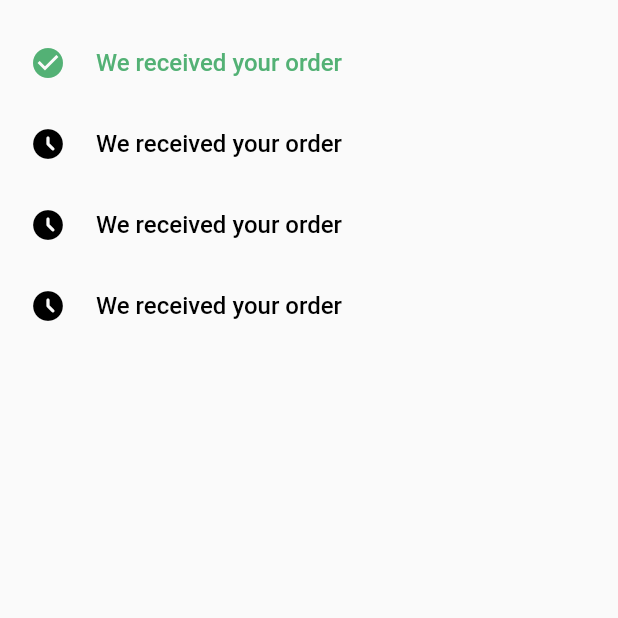
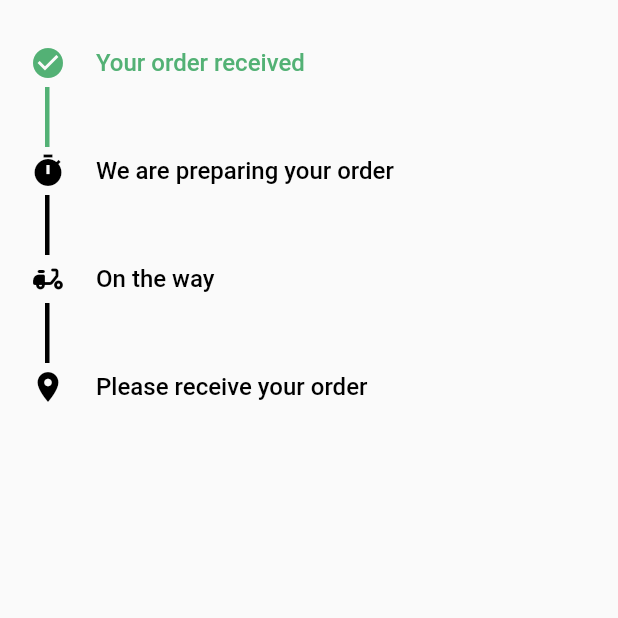
Before and after one commit to ahmedkadry95/flutter_shop, a Flutter app: the Test screen opened directly, on a phone screen of 412 x 824 dp, the top half of it. Run offline on Flutter 3.47's test engine with Material 2 defaults, Android fonts, the phone set to English and light mode, and no system bars; our stand-ins replace auto_size_text, awesome_dialog, carousel_slider, cloud_firestore, firebase_auth, firebase_core and 7 more; missing offline and left inert: mailto; accounts and stored records are empty.

Commit message:
finish track order  ui

```diff
--- a/lib/app/track_order/view/track_order_view.dart
+++ b/lib/app/track_order/view/track_order_view.dart
@@ -50,6 +50,9 @@ class _TestState extends State<Test> {
             padding: const EdgeInsets.symmetric(horizontal: 20, vertical: 30),
             child: Column(
               children: [
+                Column(
+                  crossAxisAlignment: CrossAxisAlignment.start,
+                  children: [
                     Row(
                       children: [
                         Icon(
@@ -58,7 +61,7 @@ class _TestState extends State<Test> {
                         ),
                         widthSpace(20),
                         Text(
-                      'We received your order',
+                          'Your order received',
                           style: const TextStyle(
                             fontSize: 16,
                             fontWeight: FontWeight.w500,
@@ -67,11 +70,19 @@ class _TestState extends State<Test> {
                         )
                       ],
                     ),
-                heightSpace(30),
+                    Padding(
+                      padding: const EdgeInsets.symmetric(
+                          horizontal: 10.0, vertical: 4),
+                      child: Container(
+                        width: 3,
+                        height: 40,
+                        color: mainColor,
+                      ),
+                    )
+                  ],
+                ),
                 preparationItem(currentOrder: currentOrder),
-                heightSpace(30),
                 deliveryItem(currentOrder: currentOrder),
-                heightSpace(30),
                 completeItem(currentOrder: currentOrder),
               ],
             ),
--- a/lib/app/track_order/widgets/track_order_item.dart
+++ b/lib/app/track_order/widgets/track_order_item.dart
@@ -1,6 +1,3 @@
-
-
-
 import 'package:flutter/material.dart';
 import 'package:flutter_shop/app/models/user_orders.dart';
 import 'package:flutter_shop/utils/colors.dart';
@@ -12,15 +9,47 @@ Widget preparationItem({
   if (currentOrder?.orderState == 'preparation' ||
       currentOrder?.orderState == 'delivery' ||
       currentOrder?.orderState == 'complete') {
+    return BaseItem(
+        text: 'We are preparing your order',
+        icon: Icons.timer,
+        color: mainColor);
+  }
+  return BaseItem(
+      text: 'We are preparing your order',
+      icon: Icons.timer,
+      color: blackColor);
+}
+
+Widget deliveryItem({
+  UserOrders? currentOrder,
+}) {
+  if (currentOrder?.orderState == 'delivery' ||
+      currentOrder?.orderState == 'complete') {
+    return BaseItem(
+        text: 'On the way',
+        icon: Icons.delivery_dining_rounded,
+        color: mainColor);
+  }
+  return BaseItem(
+      text: 'On the way',
+      icon: Icons.delivery_dining_rounded,
+      color: blackColor);
+  ;
+}
+
+Widget completeItem({
+  UserOrders? currentOrder,
+}) {
+  if (currentOrder?.orderState == 'complete') {
     return Row(
       children: [
         Icon(
-          Icons.access_time_filled_rounded,
+          Icons.location_on,
           color: mainColor,
         ),
         widthSpace(20),
         Text(
-          'We received your order',
+          'Please receive your order',
           style: TextStyle(
             fontSize: 16,
             fontWeight: FontWeight.w500,
@@ -33,12 +62,12 @@ Widget preparationItem({
   return Row(
     children: [
       Icon(
-        Icons.access_time_filled_rounded,
+        Icons.location_on,
         color: blackColor,
       ),
       widthSpace(20),
       Text(
-        'We received your order',
+        'Please receive your order',
         style: TextStyle(
           fontSize: 16,
           fontWeight: FontWeight.w500,
@@ -49,85 +78,36 @@ Widget preparationItem({
   );
 }
 
-Widget deliveryItem({
-  UserOrders? currentOrder,
-}) {
-  if (currentOrder?.orderState == 'delivery' ||
-      currentOrder?.orderState == 'complete') {
-    return Row(
+Widget BaseItem(
+    {required String text, required IconData icon, required Color color}) {
+  return Column(
+    crossAxisAlignment: CrossAxisAlignment.start,
+    children: [
+      Row(
         children: [
           Icon(
-          Icons.delivery_dining_rounded,
-          color: mainColor,
+            icon,
+            color: color,
           ),
           widthSpace(20),
           Text(
-          'your ',
+            text,
             style: TextStyle(
               fontSize: 16,
               fontWeight: FontWeight.w500,
-            color: mainColor,
+              color: color,
+            ),
+          )
+        ],
+      ),
+      Padding(
+        padding: const EdgeInsets.symmetric(horizontal: 10.0, vertical: 4),
+        child: Container(
+          width: 3,
+          height: 40,
+          color: color,
         ),
       )
     ],
   );
 }
-  return Row(
-    children: [
-      Icon(
-        Icons.access_time_filled_rounded,
-        color: blackColor,
-      ),
-      widthSpace(20),
-      Text(
-        'We received your order',
-        style: TextStyle(
-          fontSize: 16,
-          fontWeight: FontWeight.w500,
-          color: blackColor,
-        ),
-      )
-    ],
-  );
-}
-
-Widget completeItem({
-  UserOrders? currentOrder,
-}) {
-  if (currentOrder?.orderState == 'complete') {
-    return Row(
-      children: [
-        Icon(
-          Icons.access_time_filled_rounded,
-          color: mainColor,
-        ),
-        widthSpace(20),
-        Text(
-          'We received your order',
-          style: TextStyle(
-            fontSize: 16,
-            fontWeight: FontWeight.w500,
-            color: mainColor,
-          ),
-        )
-      ],
-    );
-  }
-  return Row(
-    children: [
-      Icon(
-        Icons.access_time_filled_rounded,
-        color: blackColor,
-      ),
-      widthSpace(20),
-      Text(
-        'We received your order',
-        style: TextStyle(
-          fontSize: 16,
-          fontWeight: FontWeight.w500,
-          color: blackColor,
-        ),
-      )
-    ],
-  );
-}
```
Lines whose indentation alone changed are shown as unchanged.
